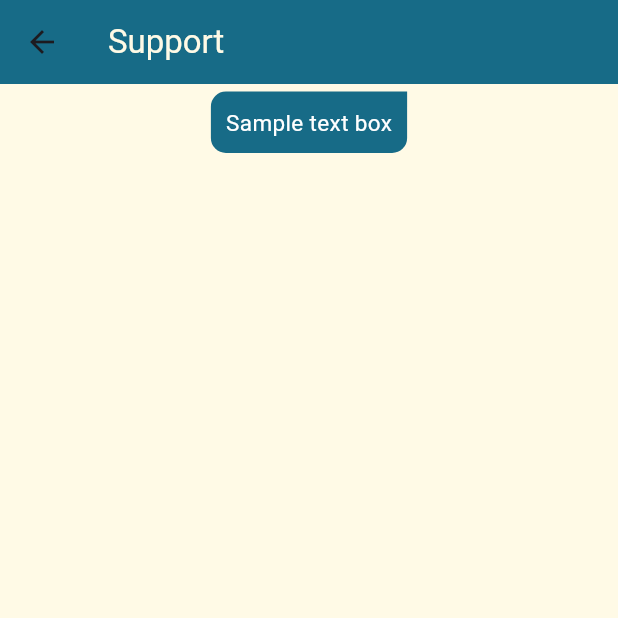
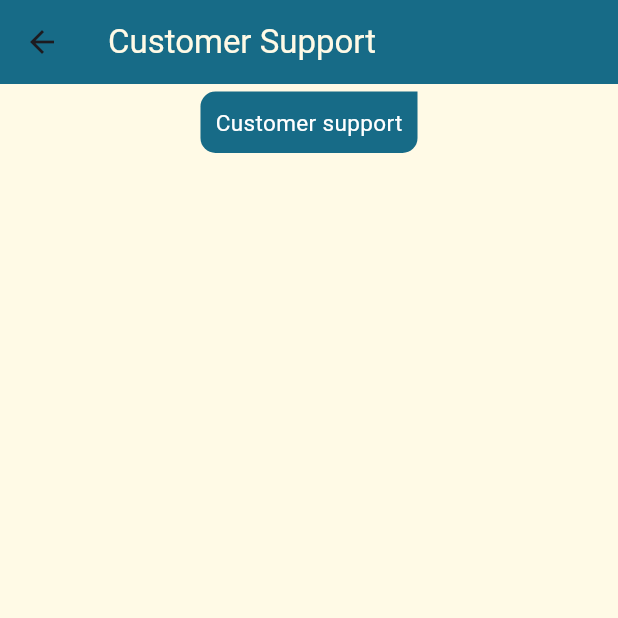
Before and after one commit to gmulonga/quicloan, a Flutter app: the Supportscreen screen opened directly, on a phone screen of 412 x 824 dp, the top half of it. Run offline on Flutter 3.47's test engine with Material 3 defaults, Android fonts, the phone set to English and light mode, and no system bars.

```diff
--- a/lib/Screens/SupportScreen.dart
+++ b/lib/Screens/SupportScreen.dart
@@ -12,7 +12,7 @@ class _SupportscreenState extends State<Supportscreen> {
     return Scaffold(
       appBar: AppBar(
         title: Text(
-          'Support',
+          'Customer Support',
           style: TextStyle(color: kCream),
         ),
         backgroundColor: kNavyBlue,
@@ -35,7 +35,7 @@ class _SupportscreenState extends State<Supportscreen> {
                     child: Padding(
                       padding: EdgeInsets.all(10),
                       child: Text(
-                        'Sample text box',
+                        'Customer support',
                         style: kDarkThemeText,
                       ),
                     )),
```
Also changed, not shown: 32 other files.
